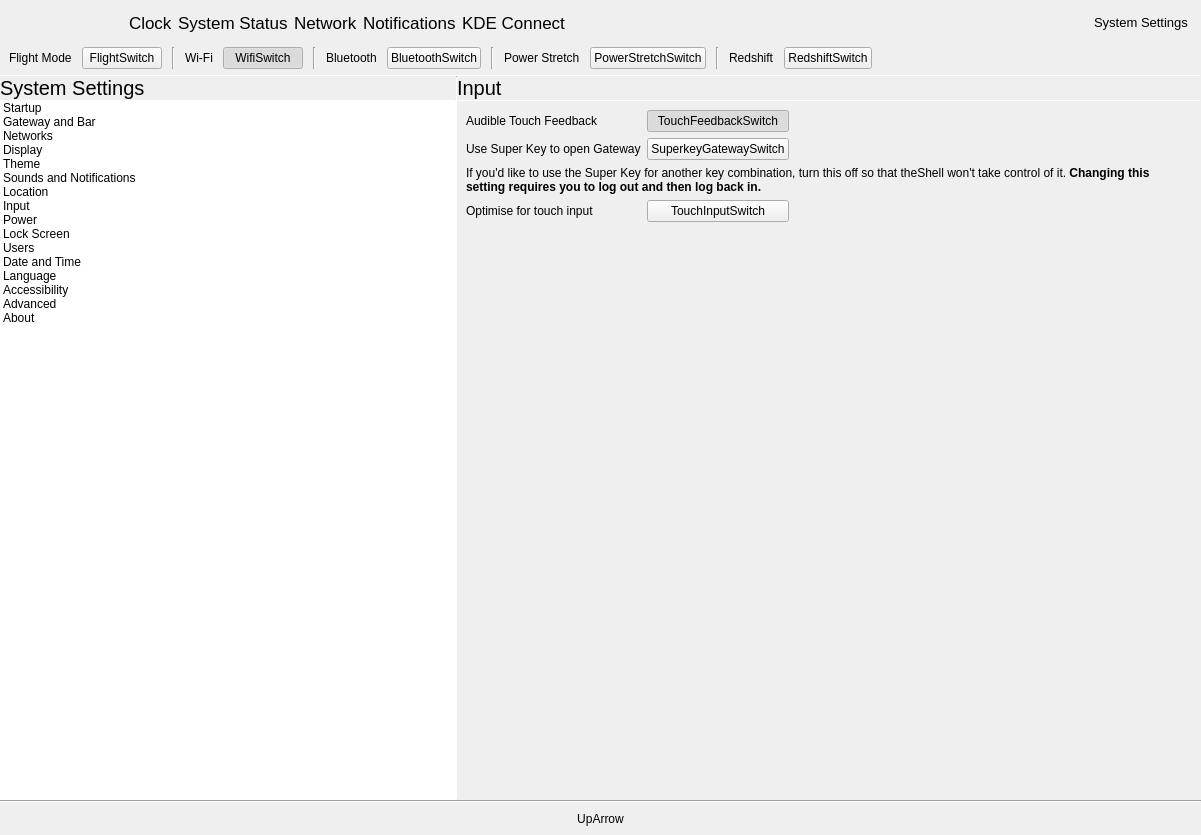
vicr123/theshell, file shell/infopanedropdown.ui: the form before one commit.
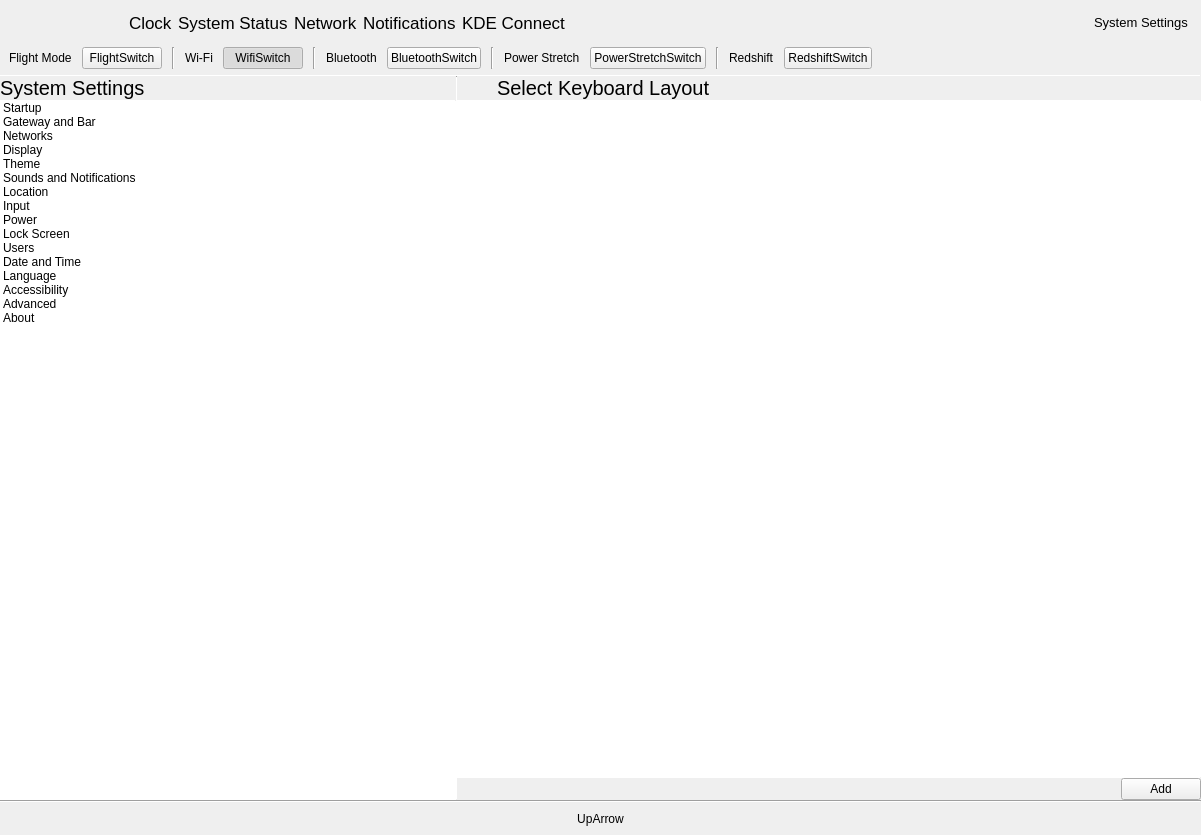
The form after the commit. The open tabs and pages were chosen to show the change. Icons and pictures are not drawn. Custom widgets are drawn as their Qt base class.

Commit message: Keyboard Layout switching

```diff
--- a/shell/infopanedropdown.ui
+++ b/shell/infopanedropdown.ui
@@ -4164,6 +4164,28 @@
                <number>0</number>
               </property>
               <item>
+               <widget class="AnimatedStackedWidget" name="InputStack">
+                <widget class="QWidget" name="page">
+                 <property name="autoFillBackground">
+                  <bool>true</bool>
+                 </property>
+                 <layout class="QVBoxLayout" name="verticalLayout_55">
+                  <property name="spacing">
+                   <number>0</number>
+                  </property>
+                  <property name="leftMargin">
+                   <number>0</number>
+                  </property>
+                  <property name="topMargin">
+                   <number>0</number>
+                  </property>
+                  <property name="rightMargin">
+                   <number>0</number>
+                  </property>
+                  <property name="bottomMargin">
+                   <number>0</number>
+                  </property>
+                  <item>
                <widget class="QLabel" name="displayLabel_5">
                 <property name="font">
                  <font>
@@ -4284,18 +4306,135 @@
                 </item>
                </layout>
               </item>
+                 </layout>
+                </widget>
+                <widget class="QWidget" name="page_4">
+                 <property name="autoFillBackground">
+                  <bool>true</bool>
+                 </property>
+                 <layout class="QVBoxLayout" name="verticalLayout_56">
+                  <property name="spacing">
+                   <number>0</number>
+                  </property>
+                  <property name="leftMargin">
+                   <number>0</number>
+                  </property>
+                  <property name="topMargin">
+                   <number>0</number>
+                  </property>
+                  <property name="rightMargin">
+                   <number>0</number>
+                  </property>
+                  <property name="bottomMargin">
+                   <number>0</number>
+                  </property>
               <item>
-               <spacer name="verticalSpacer_13">
+                   <layout class="QHBoxLayout" name="horizontalLayout_23">
+                    <item>
+                     <widget class="QPushButton" name="backInput">
+                      <property name="sizePolicy">
+                       <sizepolicy hsizetype="Preferred" vsizetype="Preferred">
+                        <horstretch>0</horstretch>
+                        <verstretch>0</verstretch>
+                       </sizepolicy>
+                      </property>
+                      <property name="text">
+                       <string/>
+                      </property>
+                      <property name="icon">
+                       <iconset theme="go-previous"/>
+                      </property>
+                      <property name="flat">
+                       <bool>true</bool>
+                      </property>
+                     </widget>
+                    </item>
+                    <item>
+                     <widget class="QLabel" name="displayLabel_9">
+                      <property name="sizePolicy">
+                       <sizepolicy hsizetype="Expanding" vsizetype="Preferred">
+                        <horstretch>0</horstretch>
+                        <verstretch>0</verstretch>
+                       </sizepolicy>
+                      </property>
+                      <property name="font">
+                       <font>
+                        <pointsize>15</pointsize>
+                       </font>
+                      </property>
+                      <property name="text">
+                       <string>Select Keyboard Layout</string>
+                      </property>
+                      <property name="margin">
+                       <number>9</number>
+                      </property>
+                     </widget>
+                    </item>
+                   </layout>
+                  </item>
+                  <item>
+                   <widget class="Line" name="line_49">
+                    <property name="maximumSize">
+                     <size>
+                      <width>16777215</width>
+                      <height>1</height>
+                     </size>
+                    </property>
                 <property name="orientation">
-                 <enum>Qt::Vertical</enum>
+                     <enum>Qt::Horizontal</enum>
+                    </property>
+                   </widget>
+                  </item>
+                  <item>
+                   <widget class="QListWidget" name="availableKeyboardLayouts">
+                    <property name="frameShape">
+                     <enum>QFrame::NoFrame</enum>
+                    </property>
+                   </widget>
+                  </item>
+                  <item>
+                   <widget class="Line" name="line_50">
+                    <property name="maximumSize">
+                     <size>
+                      <width>16777215</width>
+                      <height>1</height>
+                     </size>
+                    </property>
+                    <property name="orientation">
+                     <enum>Qt::Horizontal</enum>
+                    </property>
+                   </widget>
+                  </item>
+                  <item>
+                   <layout class="QHBoxLayout" name="horizontalLayout_21">
+                    <item>
+                     <spacer name="horizontalSpacer_39">
+                      <property name="orientation">
+                       <enum>Qt::Horizontal</enum>
                 </property>
                 <property name="sizeHint" stdset="0">
                  <size>
-                  <width>20</width>
-                  <height>248</height>
+                        <width>40</width>
+                        <height>20</height>
                  </size>
                 </property>
                </spacer>
+                    </item>
+                    <item>
+                     <widget class="QPushButton" name="addKeyboardLayout">
+                      <property name="text">
+                       <string>Add</string>
+                      </property>
+                      <property name="icon">
+                       <iconset theme="list-add"/>
+                      </property>
+                     </widget>
+                    </item>
+                   </layout>
+                  </item>
+                 </layout>
+                </widget>
+               </widget>
               </item>
              </layout>
             </widget>
```
Left out of the diff: 124 changed lines with no effect on the pictures. Lines whose indentation alone changed are shown as unchanged. The commit also changes 11 other files.
